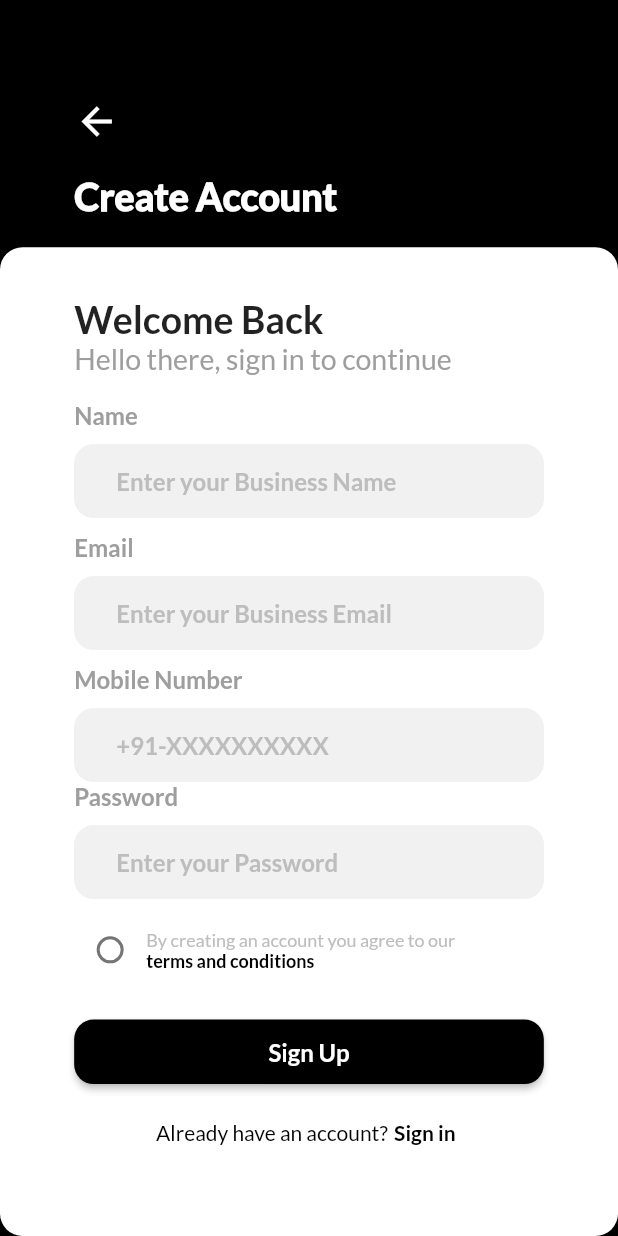
After one commit to rish07/bridcodes_task, a Flutter app: the RegistrationPage screen opened directly, on a phone screen of 412 x 824 dp. The commit adds this screen. Run offline on Flutter 3.47's test engine with Material 2 defaults, Android fonts, the phone set to English and light mode, and no system bars; our stand-ins replace page_transition.

Commit message:
Reg page UI done

```diff
--- a/lib/screens/landing_page.dart
+++ b/lib/screens/landing_page.dart
@@ -20,7 +20,7 @@ class _LandingPageState extends State<LandingPage> {
           children: [
             _showSignIn
                 ? Padding(
-                    padding: EdgeInsets.only(top: MediaQuery.of(context).size.height * 0.12),
+                    padding: EdgeInsets.only(top: MediaQuery.of(context).size.height * 0.08),
                     child: Icon(
                       Icons.arrow_back,
                       color: Colors.white,
@@ -32,7 +32,7 @@ class _LandingPageState extends State<LandingPage> {
               duration: Duration(milliseconds: 500),
               bottom: _showSignIn ? 70 : 10,
               right: MediaQuery.of(context).size.width * 0.48,
-              top: _showSignIn ? MediaQuery.of(context).size.height * 0.18 : MediaQuery.of(context).size.height * 0.52,
+              top: _showSignIn ? MediaQuery.of(context).size.height * 0.14 : MediaQuery.of(context).size.height * 0.52,
               child: Text(
                 'Welcome',
                 style: TextStyle(color: Colors.white, fontSize: 25, fontWeight: FontWeight.w900),
--- /dev/null
+++ b/lib/screens/registration_page.dart
@@ -0,0 +1,227 @@
+import 'package:bridcodes_task/widgets/buildButton.dart';
+import 'package:bridcodes_task/widgets/input_field.dart';
+import 'package:flutter/material.dart';
+
+class RegistrationPage extends StatefulWidget {
+  @override
+  _RegistrationPageState createState() => _RegistrationPageState();
+}
+
+class _RegistrationPageState extends State<RegistrationPage> {
+  final TextEditingController _passwordController = TextEditingController();
+  final TextEditingController _emailController = TextEditingController();
+  final TextEditingController _phoneNumberController = TextEditingController();
+  final TextEditingController _nameController = TextEditingController();
+  int _radioValue;
+  bool _showSignUp = false;
+  bool _isActive = false;
+  @override
+  Widget build(BuildContext context) {
+    return Scaffold(
+      backgroundColor: Colors.black,
+      body: Container(
+        child: Stack(
+          children: [
+            Padding(
+              padding: EdgeInsets.only(top: MediaQuery.of(context).size.height * 0.08, left: MediaQuery.of(context).size.width * 0.12),
+              child: Icon(
+                Icons.arrow_back,
+                color: Colors.white,
+                size: 30,
+              ),
+            ),
+            Padding(
+              padding: EdgeInsets.symmetric(vertical: MediaQuery.of(context).size.height * 0.14, horizontal: MediaQuery.of(context).size.width * 0.12),
+              child: Text(
+                'Create Account',
+                style: TextStyle(color: Colors.white, fontSize: 25, fontWeight: FontWeight.w900),
+              ),
+            ),
+            Padding(
+              padding: _isActive ? EdgeInsets.zero : EdgeInsets.only(top: MediaQuery.of(context).size.height * 0.2),
+              child: Container(
+                height: MediaQuery.of(context).size.height,
+                width: MediaQuery.of(context).size.width,
+                decoration: BoxDecoration(
+                  borderRadius: BorderRadius.circular(15),
+                  color: Colors.white,
+                ),
+                child: Padding(
+                  padding: EdgeInsets.symmetric(horizontal: MediaQuery.of(context).size.width * 0.12),
+                  child: ListView(
+                    shrinkWrap: true,
+                    children: [
+                      SizedBox(
+                        height: MediaQuery.of(context).size.height * 0.04,
+                      ),
+                      Text(
+                        'Welcome Back',
+                        style: TextStyle(fontWeight: FontWeight.w800, fontSize: 25),
+                      ),
+                      Text(
+                        'Hello there, sign in to continue',
+                        style: TextStyle(color: Colors.grey, fontSize: 19),
+                      ),
+                      SizedBox(
+                        height: MediaQuery.of(context).size.height * 0.02,
+                      ),
+                      Column(
+                        crossAxisAlignment: CrossAxisAlignment.start,
+                        children: [
+                          Text(
+                            'Name',
+                            style: TextStyle(fontSize: 16, color: Colors.grey, fontWeight: FontWeight.bold),
+                          ),
+                          SizedBox(
+                            height: 10,
+                          ),
+                          inputBox(
+                              hintText: 'Enter your Business Name',
+                              controller: _nameController,
+                              isPassword: false,
+                              context: context,
+                              onTap: () {
+                                setState(() {
+                                  _isActive = true;
+                                });
+                              })
+                        ],
+                      ),
+                      SizedBox(
+                        height: 10,
+                      ),
+                      Column(
+                        crossAxisAlignment: CrossAxisAlignment.start,
+                        children: [
+                          Text(
+                            'Email',
+                            style: TextStyle(fontSize: 16, color: Colors.grey, fontWeight: FontWeight.bold),
+                          ),
+                          SizedBox(
+                            height: 10,
+                          ),
+                          inputBox(hintText: 'Enter your Business Email', controller: _emailController, isPassword: false, context: context)
+                        ],
+                      ),
+                      SizedBox(
+                        height: 10,
+                      ),
+                      Column(
+                        crossAxisAlignment: CrossAxisAlignment.start,
+                        children: [
+                          Text(
+                            'Mobile Number',
+                            style: TextStyle(fontSize: 16, color: Colors.grey, fontWeight: FontWeight.bold),
+                          ),
+                          SizedBox(
+                            height: 10,
+                          ),
+                          inputBox(hintText: '+91-XXXXXXXXXX', controller: _phoneNumberController, isPassword: false, context: context)
+                        ],
+                      ),
+                      Column(
+                        crossAxisAlignment: CrossAxisAlignment.start,
+                        children: [
+                          Text(
+                            'Password',
+                            style: TextStyle(fontSize: 16, color: Colors.grey, fontWeight: FontWeight.bold),
+                          ),
+                          SizedBox(
+                            height: 10,
+                          ),
+                          inputBox(hintText: 'Enter your Password', controller: _passwordController, isPassword: true, context: context)
+                        ],
+                      ),
+                      SizedBox(
+                        height: 10,
+                      ),
+                      Row(
+                        children: [
+                          Radio(
+                              activeColor: Colors.black,
+                              toggleable: true,
+                              value: 1,
+                              groupValue: _radioValue,
+                              onChanged: (int value) {
+                                setState(() {
+                                  _radioValue = value;
+                                });
+                                print(_radioValue);
+                              }),
+                          Column(
+                            crossAxisAlignment: CrossAxisAlignment.start,
+                            children: [
+                              Text(
+                                'By creating an account you agree to our',
+                                style: TextStyle(
+                                  fontSize: 12,
+                                  color: Color(0xFFBDBDBD),
+                                ),
+                              ),
+                              Text(
+                                'terms and conditions',
+                                style: TextStyle(
+                                  fontSize: 12,
+                                  fontWeight: FontWeight.bold,
+                                  color: Colors.black,
+                                ),
+                              ),
+                            ],
+                          ),
+                        ],
+                      ),
+                      SizedBox(
+                        height: 20,
+                      ),
+                      buildButton(
+                        onPress: () {},
+                        backgroundColor: Colors.black,
+                        child: Text(
+                          'Sign Up',
+                          style: TextStyle(
+                            color: Colors.white,
+                            fontSize: 16,
+                            fontWeight: FontWeight.bold,
+                          ),
+                        ),
+                      ),
+                      SizedBox(
+                        height: 20,
+                      ),
+                      Row(
+                        mainAxisAlignment: MainAxisAlignment.center,
+                        children: [
+                          Text(
+                            'Already have an account?',
+                            style: TextStyle(
+                              color: Colors.black,
+                            ),
+                          ),
+                          GestureDetector(
+                            onTap: () {
+                              //TODO Route to Navigate to Sign in Page
+                            },
+                            child: Container(
+                              height: 20,
+                              width: MediaQuery.of(context).size.width * 0.12,
+                              child: Center(
+                                child: Text(
+                                  'Sign in',
+                                  style: TextStyle(color: Colors.black, fontWeight: FontWeight.bold),
+                                ),
+                              ),
+                            ),
+                          ),
+                        ],
+                      ),
+                    ],
+                  ),
+                ),
+              ),
+            ),
+          ],
+        ),
+      ),
+    );
+  }
+}
--- a/lib/screens/sign_in.dart
+++ b/lib/screens/sign_in.dart
@@ -1,9 +1,11 @@
 import 'dart:async';
 
+import 'package:bridcodes_task/screens/registration_page.dart';
 import 'package:bridcodes_task/widgets/buildButton.dart';
 import 'package:bridcodes_task/widgets/input_field.dart';
 import 'package:flutter/material.dart';
 import 'package:flutter/rendering.dart';
+import 'package:page_transition/page_transition.dart';
 
 class SignIn extends StatefulWidget {
   @override
@@ -26,7 +28,7 @@ class _SignInState extends State<SignIn> {
   @override
   Widget build(BuildContext context) {
     return Container(
-      height: MediaQuery.of(context).size.height * 0.7,
+      height: MediaQuery.of(context).size.height * 0.75,
       decoration: BoxDecoration(
         color: Colors.white,
         borderRadius: BorderRadius.circular(15),
@@ -40,6 +42,7 @@ class _SignInState extends State<SignIn> {
         controller: _scrollController,
         reverse: true,
         children: [
+          SizedBox(height: MediaQuery.of(context).size.height * 0.08),
           Row(
             mainAxisAlignment: MainAxisAlignment.center,
             children: [
@@ -52,6 +55,10 @@ class _SignInState extends State<SignIn> {
               GestureDetector(
                 onTap: () {
                   //TODO Route to Navigate to Sign up Page
+                  Navigator.push(
+                    context,
+                    PageTransition(child: RegistrationPage(), type: PageTransitionType.fade),
+                  );
                 },
                 child: Container(
                   height: 20,
@@ -122,7 +129,6 @@ class _SignInState extends State<SignIn> {
           SizedBox(
             height: MediaQuery.of(context).size.height * 0.05,
           ),
-          SizedBox(height: MediaQuery.of(context).size.height * 0.02),
           Text(
             'Hello there, sign in to continue',
             style: TextStyle(color: Colors.grey, fontSize: 19),
@@ -134,9 +140,6 @@ class _SignInState extends State<SignIn> {
             'Welcome Back',
             style: TextStyle(fontWeight: FontWeight.w800, fontSize: 25),
           ),
-          SizedBox(
-            height: MediaQuery.of(context).size.height * 0.07,
-          )
         ],
       ),
     );
--- a/lib/widgets/input_field.dart
+++ b/lib/widgets/input_field.dart
@@ -1,9 +1,8 @@
 import 'package:flutter/material.dart';
 
-Padding inputBox({String hintText, BuildContext context, TextEditingController controller, bool isPassword = false}) {
-  return Padding(
-    padding: EdgeInsets.only(bottom: MediaQuery.of(context).viewInsets.bottom * 0.8),
-    child: TextFormField(
+TextFormField inputBox({String hintText, BuildContext context, TextEditingController controller, bool isPassword = false, Function onTap}) {
+  return TextFormField(
+    onTap: onTap,
     obscureText: isPassword,
     controller: controller,
     cursorColor: Colors.black,
@@ -29,6 +28,5 @@ Padding inputBox({String hintText, BuildContext context, TextEditingController c
       ),
       isDense: true,
     ),
-    ),
   );
 }
--- a/pubspec.yaml
+++ b/pubspec.yaml
@@ -23,6 +23,7 @@ environment:
 dependencies:
   flutter:
     sdk: flutter
+  page_transition: ^1.1.6
 
 
   # The following adds the Cupertino Icons font to your application.
```
Also changed, not shown: pubspec.lock. Lines whose indentation alone changed are shown as unchanged.
